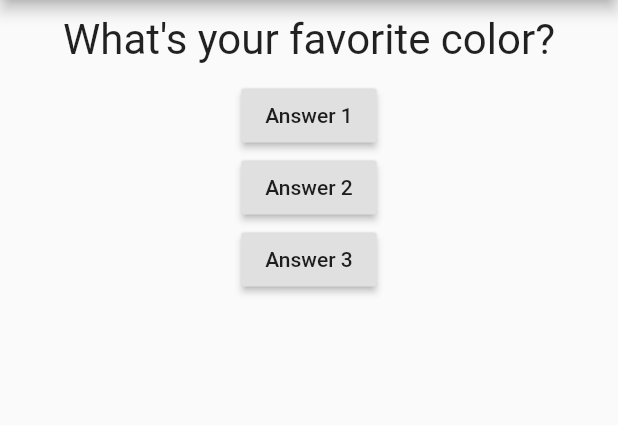
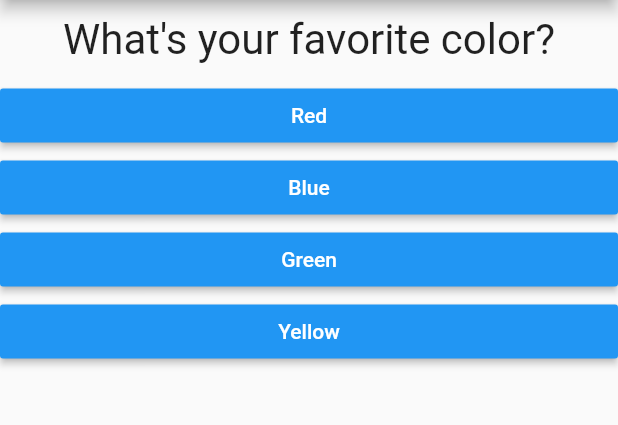
Before and after one commit to sildani/first_flutter_app, a Flutter app: the screen it shows after launch, on a phone screen of 412 x 824 dp, the part 84-509 px from its top. Run offline on Flutter 3.47's test engine with Material 2 defaults, Android fonts, the phone set to English and light mode, and no system bars.

Commit message:
Created an Answer button Widget.

```diff
--- /dev/null
+++ b/lib/answer.dart
@@ -0,0 +1,21 @@
+import 'package:flutter/material.dart';
+
+class Answer extends StatelessWidget {
+  final String buttonLabel;
+  final Function buttonPressEventHandler;
+
+  Answer({this.buttonLabel, this.buttonPressEventHandler});
+
+  @override
+  Widget build(BuildContext context) {
+    return Container(
+      width: double.infinity,
+      child: RaisedButton(
+        color: Colors.blue,
+        textColor: Colors.white,
+        child: Text(this.buttonLabel),
+        onPressed: buttonPressEventHandler,
+      ),
+    );
+  }
+}
--- a/lib/main.dart
+++ b/lib/main.dart
@@ -1,6 +1,7 @@
 import 'package:flutter/material.dart';
 
 import './question.dart';
+import './answer.dart';
 
 void main() => runApp(MyApp());
 
@@ -23,9 +24,19 @@ class _MyAppState extends State<MyApp> {
 
   @override
   Widget build(BuildContext context) {
-    var questions = [
-      'What\'s your favorite color?',
-      'What\'s your favorite animal?',
+    final questions = [
+      {
+        'questionText': 'What\'s your favorite color?',
+        'answers': ['Red', 'Blue', 'Green', 'Yellow'],
+      },
+      {
+        'questionText': 'What\'s your favorite animal?',
+        'answers': ['Cat', 'Dog', 'Fish', 'Rabbit'],
+      },
+      {
+        'questionText': 'What\'s your favorite dish?',
+        'answers': ['Pizza', 'Pizza', 'Pizza', 'Pizza'],
+      },
     ];
     return MaterialApp(
       home: Scaffold(
@@ -35,20 +46,15 @@ class _MyAppState extends State<MyApp> {
         body: Column(
           children: [
             Question(
-              questions[_questionIndex],
+              questions[_questionIndex]['questionText'],
             ),
-            RaisedButton(
-              child: Text('Answer 1'),
-              onPressed: _answerQuestion,
-            ),
-            RaisedButton(
-              child: Text('Answer 2'),
-              onPressed: _answerQuestion,
-            ),
-            RaisedButton(
-              child: Text('Answer 3'),
-              onPressed: _answerQuestion,
-            ),
+            ...(questions[_questionIndex]['answers'] as List<String>)
+                .map((answer) {
+              return Answer(
+                buttonLabel: answer,
+                buttonPressEventHandler: _answerQuestion,
+              );
+            }).toList(),
           ],
         ),
       ),
```
